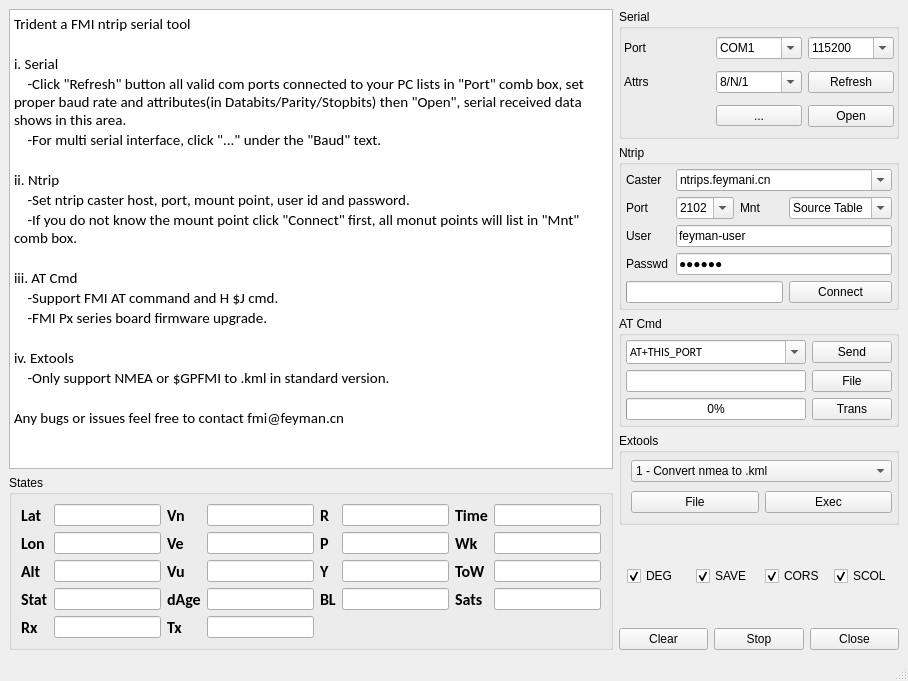
This is gui/mainwindow.ui in linlintaotao/trident3.0 as Qt 5 draws it before an edit. The edited form follows.
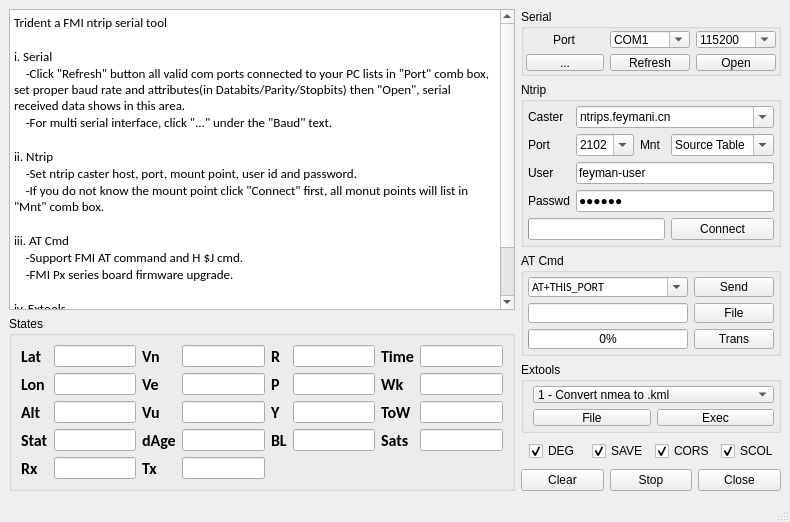
This is the edited form.

Commit message: update mainwindow size

Diff of the .ui file:
```diff
--- a/gui/mainwindow.ui
+++ b/gui/mainwindow.ui
@@ -6,8 +6,8 @@
    <rect>
     <x>0</x>
     <y>0</y>
-    <width>908</width>
-    <height>681</height>
+    <width>790</width>
+    <height>515</height>
    </rect>
   </property>
   <property name="windowTitle">
@@ -23,7 +23,7 @@
          <widget class="QTextEdit" name="textEdit_recv">
           <property name="minimumSize">
            <size>
-            <width>588</width>
+            <width>500</width>
             <height>200</height>
            </size>
           </property>
@@ -47,24 +47,24 @@
 &lt;html&gt;&lt;head&gt;&lt;meta name=&quot;qrichtext&quot; content=&quot;1&quot; /&gt;&lt;style type=&quot;text/css&quot;&gt;
 p, li { white-space: pre-wrap; }
 &lt;/style&gt;&lt;/head&gt;&lt;body style=&quot; font-family:'Calibri'; font-size:10pt; font-weight:400; font-style:normal;&quot;&gt;
-&lt;p style=&quot; margin-top:0px; margin-bottom:0px; margin-left:0px; margin-right:0px; -qt-block-indent:0; text-indent:0px;&quot;&gt;&lt;span style=&quot; font-size:11pt;&quot;&gt;Trident a FMI ntrip serial tool&lt;/span&gt;&lt;/p&gt;
-&lt;p style=&quot;-qt-paragraph-type:empty; margin-top:0px; margin-bottom:0px; margin-left:0px; margin-right:0px; -qt-block-indent:0; text-indent:0px; font-size:11pt;&quot;&gt;&lt;br /&gt;&lt;/p&gt;
-&lt;p style=&quot; margin-top:0px; margin-bottom:0px; margin-left:0px; margin-right:0px; -qt-block-indent:0; text-indent:0px;&quot;&gt;&lt;span style=&quot; font-size:11pt;&quot;&gt;i. Serial&lt;/span&gt;&lt;/p&gt;
-&lt;p style=&quot; margin-top:0px; margin-bottom:0px; margin-left:0px; margin-right:0px; -qt-block-indent:0; text-indent:0px;&quot;&gt;&lt;span style=&quot; font-size:11pt;&quot;&gt;    -Click &amp;quot;Refresh&amp;quot; button all valid com ports connected to your PC lists in &amp;quot;Port&amp;quot; comb box, set proper baud rate and attributes(in Databits/Parity/Stopbits) then &amp;quot;Open&amp;quot;, serial received data shows in this area.&lt;/span&gt;&lt;/p&gt;
-&lt;p style=&quot; margin-top:0px; margin-bottom:0px; margin-left:0px; margin-right:0px; -qt-block-indent:0; text-indent:0px;&quot;&gt;&lt;span style=&quot; font-size:11pt;&quot;&gt;    -For multi serial interface, click &amp;quot;...&amp;quot; under the &amp;quot;Baud&amp;quot; text.&lt;/span&gt;&lt;/p&gt;
-&lt;p style=&quot;-qt-paragraph-type:empty; margin-top:0px; margin-bottom:0px; margin-left:0px; margin-right:0px; -qt-block-indent:0; text-indent:0px; font-size:11pt;&quot;&gt;&lt;br /&gt;&lt;/p&gt;
-&lt;p style=&quot; margin-top:0px; margin-bottom:0px; margin-left:0px; margin-right:0px; -qt-block-indent:0; text-indent:0px;&quot;&gt;&lt;span style=&quot; font-size:11pt;&quot;&gt;ii. Ntrip&lt;/span&gt;&lt;/p&gt;
-&lt;p style=&quot; margin-top:0px; margin-bottom:0px; margin-left:0px; margin-right:0px; -qt-block-indent:0; text-indent:0px;&quot;&gt;&lt;span style=&quot; font-size:11pt;&quot;&gt;    -Set ntrip caster host, port, mount point, user id and password.&lt;/span&gt;&lt;/p&gt;
-&lt;p style=&quot; margin-top:0px; margin-bottom:0px; margin-left:0px; margin-right:0px; -qt-block-indent:0; text-indent:0px;&quot;&gt;&lt;span style=&quot; font-size:11pt;&quot;&gt;    -If you do not know the mount point click &amp;quot;Connect&amp;quot; first, all monut points will list in &amp;quot;Mnt&amp;quot; comb box.&lt;/span&gt;&lt;/p&gt;
-&lt;p style=&quot;-qt-paragraph-type:empty; margin-top:0px; margin-bottom:0px; margin-left:0px; margin-right:0px; -qt-block-indent:0; text-indent:0px; font-size:11pt;&quot;&gt;&lt;br /&gt;&lt;/p&gt;
-&lt;p style=&quot; margin-top:0px; margin-bottom:0px; margin-left:0px; margin-right:0px; -qt-block-indent:0; text-indent:0px;&quot;&gt;&lt;span style=&quot; font-size:11pt;&quot;&gt;iii. AT Cmd&lt;/span&gt;&lt;/p&gt;
-&lt;p style=&quot; margin-top:0px; margin-bottom:0px; margin-left:0px; margin-right:0px; -qt-block-indent:0; text-indent:0px;&quot;&gt;&lt;span style=&quot; font-size:11pt;&quot;&gt;    -Support FMI AT command and H $J cmd.&lt;/span&gt;&lt;/p&gt;
-&lt;p style=&quot; margin-top:0px; margin-bottom:0px; margin-left:0px; margin-right:0px; -qt-block-indent:0; text-indent:0px;&quot;&gt;&lt;span style=&quot; font-size:11pt;&quot;&gt;    -FMI Px series board firmware upgrade.&lt;/span&gt;&lt;/p&gt;
-&lt;p style=&quot;-qt-paragraph-type:empty; margin-top:0px; margin-bottom:0px; margin-left:0px; margin-right:0px; -qt-block-indent:0; text-indent:0px; font-size:11pt;&quot;&gt;&lt;br /&gt;&lt;/p&gt;
-&lt;p style=&quot; margin-top:0px; margin-bottom:0px; margin-left:0px; margin-right:0px; -qt-block-indent:0; text-indent:0px;&quot;&gt;&lt;span style=&quot; font-size:11pt;&quot;&gt;iv. Extools&lt;/span&gt;&lt;/p&gt;
-&lt;p style=&quot; margin-top:0px; margin-bottom:0px; margin-left:0px; margin-right:0px; -qt-block-indent:0; text-indent:0px;&quot;&gt;&lt;span style=&quot; font-size:11pt;&quot;&gt;    -Only support NMEA or $GPFMI to .kml in standard version.&lt;/span&gt;&lt;/p&gt;
-&lt;p style=&quot;-qt-paragraph-type:empty; margin-top:0px; margin-bottom:0px; margin-left:0px; margin-right:0px; -qt-block-indent:0; text-indent:0px; font-size:11pt;&quot;&gt;&lt;br /&gt;&lt;/p&gt;
-&lt;p style=&quot; margin-top:0px; margin-bottom:0px; margin-left:0px; margin-right:0px; -qt-block-indent:0; text-indent:0px;&quot;&gt;&lt;span style=&quot; font-size:11pt;&quot;&gt;Any bugs or issues feel free to contact fmi@feyman.cn&lt;/span&gt;&lt;/p&gt;&lt;/body&gt;&lt;/html&gt;</string>
+&lt;p style=&quot; margin-top:0px; margin-bottom:0px; margin-left:0px; margin-right:0px; -qt-block-indent:0; text-indent:0px;&quot;&gt;Trident a FMI ntrip serial tool&lt;/p&gt;
+&lt;p style=&quot;-qt-paragraph-type:empty; margin-top:0px; margin-bottom:0px; margin-left:0px; margin-right:0px; -qt-block-indent:0; text-indent:0px;&quot;&gt;&lt;br /&gt;&lt;/p&gt;
+&lt;p style=&quot; margin-top:0px; margin-bottom:0px; margin-left:0px; margin-right:0px; -qt-block-indent:0; text-indent:0px;&quot;&gt;i. Serial&lt;/p&gt;
+&lt;p style=&quot; margin-top:0px; margin-bottom:0px; margin-left:0px; margin-right:0px; -qt-block-indent:0; text-indent:0px;&quot;&gt;    -Click &amp;quot;Refresh&amp;quot; button all valid com ports connected to your PC lists in &amp;quot;Port&amp;quot; comb box, set proper baud rate and attributes(in Databits/Parity/Stopbits) then &amp;quot;Open&amp;quot;, serial received data shows in this area.&lt;/p&gt;
+&lt;p style=&quot; margin-top:0px; margin-bottom:0px; margin-left:0px; margin-right:0px; -qt-block-indent:0; text-indent:0px;&quot;&gt;    -For multi serial interface, click &amp;quot;...&amp;quot; under the &amp;quot;Baud&amp;quot; text.&lt;/p&gt;
+&lt;p style=&quot;-qt-paragraph-type:empty; margin-top:0px; margin-bottom:0px; margin-left:0px; margin-right:0px; -qt-block-indent:0; text-indent:0px;&quot;&gt;&lt;br /&gt;&lt;/p&gt;
+&lt;p style=&quot; margin-top:0px; margin-bottom:0px; margin-left:0px; margin-right:0px; -qt-block-indent:0; text-indent:0px;&quot;&gt;ii. Ntrip&lt;/p&gt;
+&lt;p style=&quot; margin-top:0px; margin-bottom:0px; margin-left:0px; margin-right:0px; -qt-block-indent:0; text-indent:0px;&quot;&gt;    -Set ntrip caster host, port, mount point, user id and password.&lt;/p&gt;
+&lt;p style=&quot; margin-top:0px; margin-bottom:0px; margin-left:0px; margin-right:0px; -qt-block-indent:0; text-indent:0px;&quot;&gt;    -If you do not know the mount point click &amp;quot;Connect&amp;quot; first, all monut points will list in &amp;quot;Mnt&amp;quot; comb box.&lt;/p&gt;
+&lt;p style=&quot;-qt-paragraph-type:empty; margin-top:0px; margin-bottom:0px; margin-left:0px; margin-right:0px; -qt-block-indent:0; text-indent:0px;&quot;&gt;&lt;br /&gt;&lt;/p&gt;
+&lt;p style=&quot; margin-top:0px; margin-bottom:0px; margin-left:0px; margin-right:0px; -qt-block-indent:0; text-indent:0px;&quot;&gt;iii. AT Cmd&lt;/p&gt;
+&lt;p style=&quot; margin-top:0px; margin-bottom:0px; margin-left:0px; margin-right:0px; -qt-block-indent:0; text-indent:0px;&quot;&gt;    -Support FMI AT command and H $J cmd.&lt;/p&gt;
+&lt;p style=&quot; margin-top:0px; margin-bottom:0px; margin-left:0px; margin-right:0px; -qt-block-indent:0; text-indent:0px;&quot;&gt;    -FMI Px series board firmware upgrade.&lt;/p&gt;
+&lt;p style=&quot;-qt-paragraph-type:empty; margin-top:0px; margin-bottom:0px; margin-left:0px; margin-right:0px; -qt-block-indent:0; text-indent:0px;&quot;&gt;&lt;br /&gt;&lt;/p&gt;
+&lt;p style=&quot; margin-top:0px; margin-bottom:0px; margin-left:0px; margin-right:0px; -qt-block-indent:0; text-indent:0px;&quot;&gt;iv. Extools&lt;/p&gt;
+&lt;p style=&quot; margin-top:0px; margin-bottom:0px; margin-left:0px; margin-right:0px; -qt-block-indent:0; text-indent:0px;&quot;&gt;    -Only support NMEA or $GPFMI to .kml in standard version.&lt;/p&gt;
+&lt;p style=&quot;-qt-paragraph-type:empty; margin-top:0px; margin-bottom:0px; margin-left:0px; margin-right:0px; -qt-block-indent:0; text-indent:0px;&quot;&gt;&lt;br /&gt;&lt;/p&gt;
+&lt;p style=&quot; margin-top:0px; margin-bottom:0px; margin-left:0px; margin-right:0px; -qt-block-indent:0; text-indent:0px;&quot;&gt;Any bugs or issues feel free to contact fmi@feyman.cn&lt;/p&gt;&lt;/body&gt;&lt;/html&gt;</string>
           </property>
          </widget>
         </item>
@@ -571,8 +571,8 @@
           </property>
           <property name="maximumSize">
            <size>
-            <width>280</width>
-            <height>130</height>
+            <width>260</width>
+            <height>67</height>
            </size>
           </property>
           <property name="title">
@@ -591,31 +591,6 @@
            <property name="bottomMargin">
             <number>2</number>
            </property>
-           <item row="0" column="0">
-            <widget class="QLabel" name="lsport">
-             <property name="text">
-              <string>Port</string>
-             </property>
-             <property name="textInteractionFlags">
-              <set>Qt::NoTextInteraction</set>
-             </property>
-            </widget>
-           </item>
-           <item row="0" column="1">
-            <widget class="QComboBox" name="cbsport">
-             <property name="editable">
-              <bool>true</bool>
-             </property>
-             <property name="currentText">
-              <string>COM1</string>
-             </property>
-             <item>
-              <property name="text">
-               <string>COM1</string>
-              </property>
-             </item>
-            </widget>
-           </item>
            <item row="0" column="2">
             <widget class="QComboBox" name="cbsbaud">
              <property name="editable">
@@ -672,32 +647,32 @@
              </item>
             </widget>
            </item>
-           <item row="1" column="0">
-            <widget class="QLabel" name="lsdata">
-             <property name="text">
-              <string>Attrs</string>
-             </property>
-             <property name="textInteractionFlags">
-              <set>Qt::NoTextInteraction</set>
-             </property>
-            </widget>
-           </item>
-           <item row="1" column="1">
-            <widget class="QComboBox" name="cbsdata">
+           <item row="0" column="1">
+            <widget class="QComboBox" name="cbsport">
              <property name="editable">
               <bool>true</bool>
              </property>
-             <property name="currentIndex">
-              <number>0</number>
+             <property name="currentText">
+              <string>COM1</string>
              </property>
              <item>
               <property name="text">
-               <string>8/N/1</string>
+               <string>COM1</string>
               </property>
              </item>
             </widget>
            </item>
-           <item row="1" column="2">
+           <item row="0" column="0" alignment="Qt::AlignHCenter">
+            <widget class="QLabel" name="lsport">
+             <property name="text">
+              <string>Port</string>
+             </property>
+             <property name="textInteractionFlags">
+              <set>Qt::NoTextInteraction</set>
+             </property>
+            </widget>
+           </item>
+           <item row="1" column="1">
             <widget class="QPushButton" name="pushButton_refresh">
              <property name="text">
               <string>Refresh</string>
@@ -713,7 +688,14 @@
              </property>
             </widget>
            </item>
-           <item row="2" column="1">
+           <item row="1" column="2">
+            <widget class="QPushButton" name="pushButton_open">
+             <property name="text">
+              <string>Open</string>
+             </property>
+            </widget>
+           </item>
+           <item row="1" column="0">
             <widget class="QToolButton" name="toolButton">
              <property name="sizePolicy">
               <sizepolicy hsizetype="Minimum" vsizetype="Fixed">
@@ -729,13 +711,6 @@
              </property>
             </widget>
            </item>
-           <item row="2" column="2">
-            <widget class="QPushButton" name="pushButton_open">
-             <property name="text">
-              <string>Open</string>
-             </property>
-            </widget>
-           </item>
           </layout>
          </widget>
         </item>
@@ -749,7 +724,7 @@
           </property>
           <property name="maximumSize">
            <size>
-            <width>280</width>
+            <width>260</width>
             <height>16777210</height>
            </size>
           </property>
@@ -968,8 +943,8 @@
           </property>
           <property name="maximumSize">
            <size>
-            <width>280</width>
-            <height>16777215</height>
+            <width>260</width>
+            <height>103</height>
            </size>
           </property>
           <property name="title">
@@ -1172,8 +1147,8 @@
           </property>
           <property name="maximumSize">
            <size>
-            <width>280</width>
-            <height>16777215</height>
+            <width>260</width>
+            <height>71</height>
            </size>
           </property>
           <property name="title">
@@ -1258,26 +1233,7 @@
            <property name="bottomMargin">
             <number>2</number>
            </property>
-           <item row="0" column="3">
-            <widget class="QCheckBox" name="checkBox_autoScoll">
-             <property name="mouseTracking">
-              <bool>false</bool>
-             </property>
-             <property name="toolTip">
-              <string>auto scroll</string>
-             </property>
-             <property name="text">
-              <string>SCOL</string>
-             </property>
-             <property name="checkable">
-              <bool>true</bool>
-             </property>
-             <property name="checked">
-              <bool>true</bool>
-             </property>
-            </widget>
-           </item>
-           <item row="0" column="1">
+           <item row="1" column="1">
             <widget class="QCheckBox" name="checkBox_savenmea">
              <property name="mouseTracking">
               <bool>false</bool>
@@ -1293,7 +1249,7 @@
              </property>
             </widget>
            </item>
-           <item row="0" column="2">
+           <item row="1" column="2">
             <widget class="QCheckBox" name="checkBox_logcos">
              <property name="toolTip">
               <string>&lt;html&gt;&lt;head/&gt;&lt;body&gt;&lt;p&gt;record CORS data in NMEA/*.cors &lt;/p&gt;&lt;/body&gt;&lt;/html&gt;</string>
@@ -1306,7 +1262,7 @@
              </property>
             </widget>
            </item>
-           <item row="0" column="0">
+           <item row="1" column="0">
             <widget class="QCheckBox" name="checkBox_ggafmt">
              <property name="mouseTracking">
               <bool>false</bool>
@@ -1322,9 +1278,41 @@
              </property>
             </widget>
            </item>
+           <item row="1" column="3">
+            <widget class="QCheckBox" name="checkBox_autoScoll">
+             <property name="mouseTracking">
+              <bool>false</bool>
+             </property>
+             <property name="toolTip">
+              <string>auto scroll</string>
+             </property>
+             <property name="text">
+              <string>SCOL</string>
+             </property>
+             <property name="checkable">
+              <bool>true</bool>
+             </property>
+             <property name="checked">
+              <bool>true</bool>
+             </property>
+            </widget>
+           </item>
           </layout>
          </widget>
         </item>
+        <item>
+         <spacer name="verticalSpacer_2">
+          <property name="orientation">
+           <enum>Qt::Vertical</enum>
+          </property>
+          <property name="sizeHint" stdset="0">
+           <size>
+            <width>20</width>
+            <height>40</height>
+           </size>
+          </property>
+         </spacer>
+        </item>
         <item>
          <layout class="QHBoxLayout" name="horizontalLayout">
           <property name="sizeConstraint">
```
Left out of the diff: 126 changed lines with no effect on the pictures.
